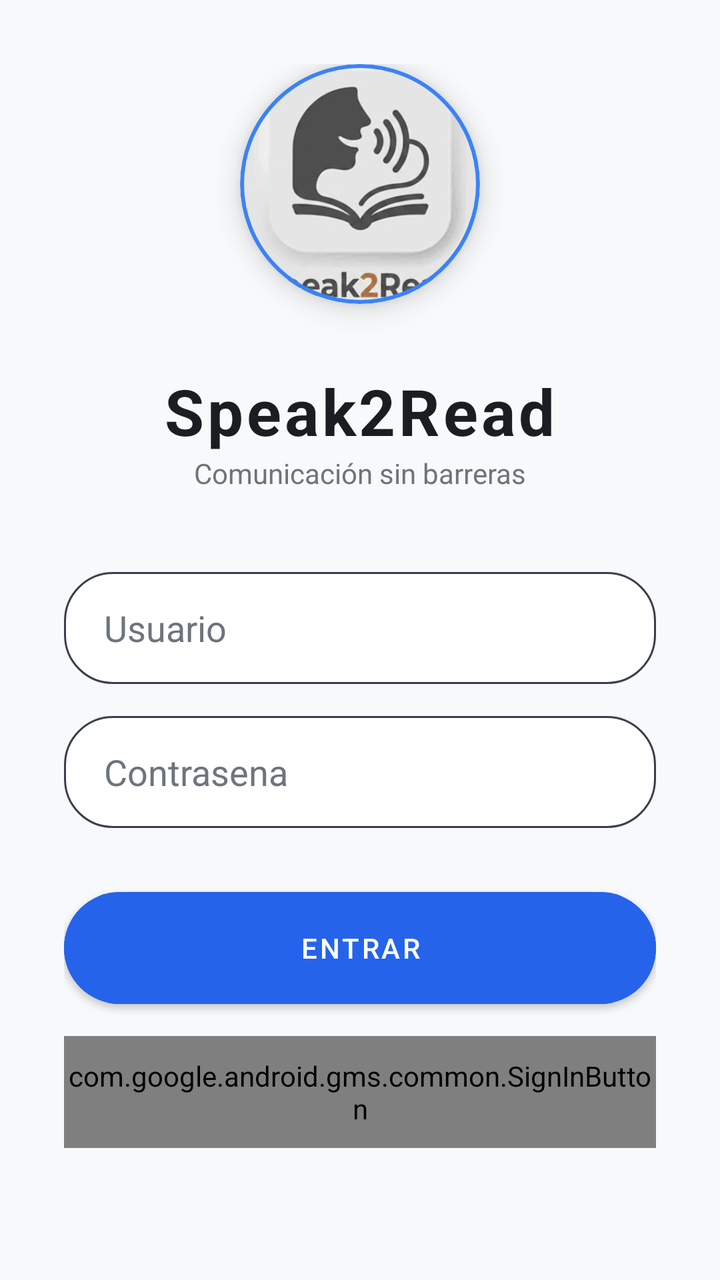
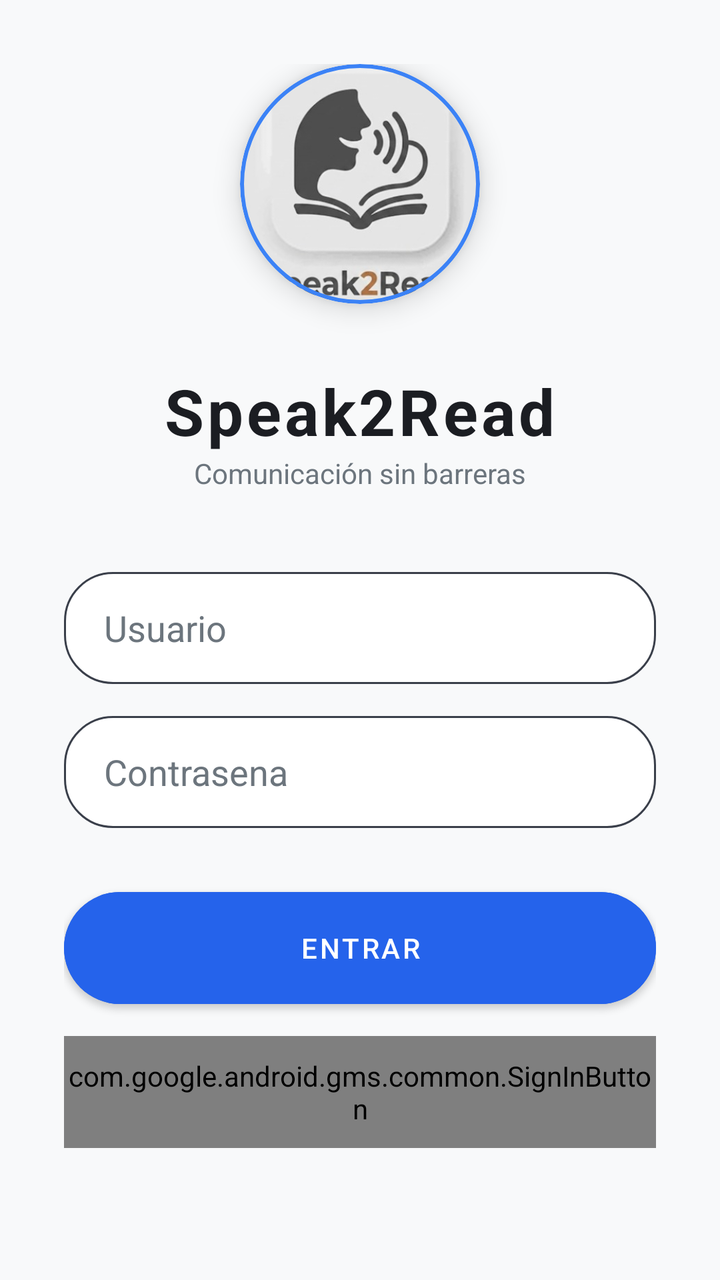

Before-and-after screenshots of an Android layout around one commit, followed by the original layout XML and the change that was made.
<!-- AndroidManifest.xml: activity theme Theme.Speak2Read -->
<!-- res/layout/activity_login.xml -->
<?xml version="1.0" encoding="utf-8"?>
<LinearLayout xmlns:android="http://schemas.android.com/apk/res/android"
    xmlns:app="http://schemas.android.com/apk/res-auto"
    android:layout_width="match_parent"
    android:layout_height="match_parent"
    android:background="@color/s2r_background"
    android:gravity="center"
    android:orientation="vertical"
    android:padding="32dp">

    
    <com.google.android.material.card.MaterialCardView
        android:layout_width="120dp"
        android:layout_height="120dp"
        android:layout_marginBottom="32dp"
        app:cardCornerRadius="60dp"
        app:cardElevation="8dp"
        app:strokeColor="@color/s2r_accent"
        app:strokeWidth="2dp">

        <ImageView
            android:id="@+id/ivLogo"
            android:layout_width="match_parent"
            android:layout_height="match_parent"
            android:scaleType="centerCrop"
            android:src="@drawable/logo_speak2read"
            android:contentDescription="@string/login_logo_desc" />
    </com.google.android.material.card.MaterialCardView>

    <TextView
        android:id="@+id/tvTitle"
        android:layout_width="wrap_content"
        android:layout_height="wrap_content"
        android:text="@string/app_name"
        android:textColor="@color/s2r_text_primary"
        android:textSize="32sp"
        android:textStyle="bold"
        android:letterSpacing="0.05"/>

    <TextView
        android:layout_width="wrap_content"
        android:layout_height="wrap_content"
        android:layout_marginBottom="40dp"
        android:text="@string/slogan_login"
        android:textColor="@color/s2r_text_secondary"
        android:textSize="14sp" />

    <EditText
        android:id="@+id/etUsername"
        android:layout_width="match_parent"
        android:layout_height="56dp"
        android:background="@drawable/bg_input_container"
        android:hint="@string/login_username_hint"
        android:inputType="text"
        android:paddingHorizontal="20dp"
        android:textColor="@color/s2r_text_primary"
        android:textColorHint="@color/s2r_text_secondary" />

    <EditText
        android:id="@+id/etPassword"
        android:layout_width="match_parent"
        android:layout_height="56dp"
        android:layout_marginTop="16dp"
        android:background="@drawable/bg_input_container"
        android:hint="@string/login_password_hint"
        android:inputType="textPassword"
        android:paddingHorizontal="20dp"
        android:textColor="@color/s2r_text_primary"
        android:textColorHint="@color/s2r_text_secondary" />

    <com.google.android.material.button.MaterialButton
        android:id="@+id/btnLogin"
        android:layout_width="match_parent"
        android:layout_height="56dp"
        android:layout_marginTop="32dp"
        android:text="@string/login_btn_entrar"
        app:cornerRadius="28dp"
        android:backgroundTint="@color/s2r_bubble_usuario"
        android:insetTop="0dp"
        android:insetBottom="0dp" />

    <com.google.android.gms.common.SignInButton
        android:id="@+id/btnGoogleLogin"
        android:layout_width="match_parent"
        android:layout_height="56dp"
        android:layout_marginTop="16dp" />

    <com.google.android.material.button.MaterialButton
        android:id="@+id/btnRegister"
        style="@style/Widget.MaterialComponents.Button.TextButton"
        android:layout_width="wrap_content"
        android:layout_height="wrap_content"
        android:layout_marginTop="16dp"
        android:text="@string/login_btn_register"
        android:textColor="@color/s2r_accent" />

</LinearLayout>
<!-- resources referenced by this layout -->
<resources>
  <color name="s2r_accent">#3B82F6</color>
  <color name="s2r_background">#F8F9FA</color>
  <color name="s2r_bubble_usuario">#2563EB</color>
  <color name="s2r_text_primary">#1B1D22</color>
  <color name="s2r_text_secondary">#6C757D</color>
  <!-- drawable bg_input_container (drawable) -->
  <?xml version="1.0" encoding="utf-8"?>
  <shape xmlns:android="http://schemas.android.com/apk/res/android">
      <solid android:color="@color/s2r_surface"/>
      <corners android:radius="24dp"/>
      <stroke
          android:width="1dp"
          android:color="#3A3F4A"/>
  </shape>
  <!-- drawable logo_speak2read: jpeg bitmap (drawable, 18223 bytes) -->
  <string name="app_name">Speak2Read</string>
  <string name="login_btn_entrar">Entrar</string>
  <string name="login_btn_register">Registrarse</string>
  <string name="login_logo_desc">Logo de Speak2Read</string>
  <string name="login_password_hint">Contrasena</string>
  <string name="login_username_hint">Usuario</string>
  <string name="slogan_login">Comunicación sin barreras</string>
  <style name="Theme.Speak2Read" parent="Theme.MaterialComponents.DayNight.NoActionBar">
          <item name="colorPrimary">@color/s2r_bubble_usuario</item>
          <item name="colorPrimaryVariant">@color/s2r_bubble_usuario</item>
          <item name="colorOnPrimary">@color/white</item>
          <item name="android:windowBackground">@color/s2r_background</item>
          <item name="android:colorBackground">@color/s2r_background</item>
          <item name="android:textColorPrimary">@color/s2r_text_primary</item>
          <item name="android:textColor">@color/s2r_text_primary</item>
      </style>
  <color name="s2r_surface">#FFFFFF</color>
  <color name="white">#FFFFFFFF</color>
</resources>

<!-- the commit's change to res/layout/activity_login.xml (unified diff, before → after) -->
@@ -22,7 +22,7 @@
             android:id="@+id/ivLogo"
             android:layout_width="match_parent"
             android:layout_height="match_parent"
-            android:scaleType="centerCrop"
+            android:scaleType="centerInside"
             android:src="@drawable/logo_speak2read"
             android:contentDescription="@string/login_logo_desc" />
     </com.google.android.material.card.MaterialCardView>
